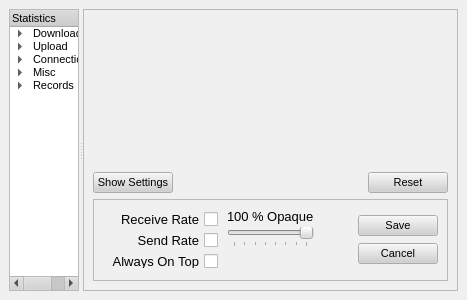
Before: the Qt Designer form retroshare-gui/src/gui/StatisticDialog.ui in RetroShare/RetroShare, drawn with Qt 5.
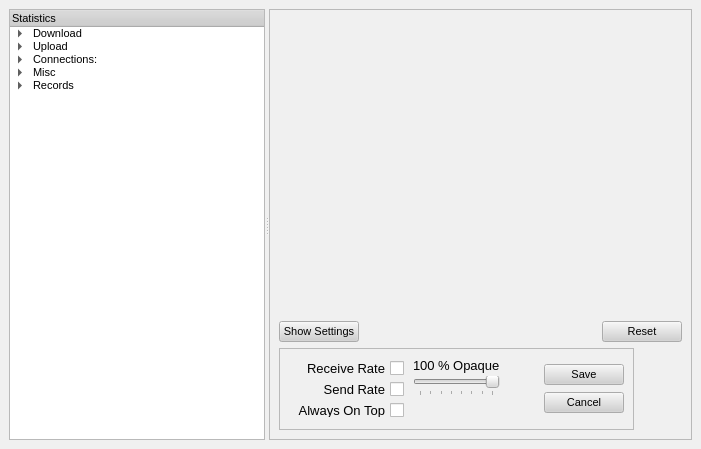
After: the same form once the commit is applied. Icons and pictures are not drawn. Custom widgets are drawn as their Qt base class.

Commit message: * Enabled Statistics for ApplicationWindow

Diff of the .ui file:
```diff
--- a/retroshare-gui/src/gui/StatisticDialog.ui
+++ b/retroshare-gui/src/gui/StatisticDialog.ui
@@ -8,272 +8,476 @@
    <rect>
     <x>0</x>
     <y>0</y>
-    <width>400</width>
-    <height>300</height>
+    <width>701</width>
+    <height>449</height>
    </rect>
   </property>
   <property name="palette" >
    <palette>
     <active>
-     <color>
+     <colorrole role="WindowText" >
+      <brush brushstyle="SolidPattern" >
+       <color alpha="255" >
       <red>0</red>
       <green>0</green>
       <blue>0</blue>
      </color>
-     <color>
+      </brush>
+     </colorrole>
+     <colorrole role="Button" >
+      <brush brushstyle="SolidPattern" >
+       <color alpha="255" >
       <red>208</red>
       <green>208</green>
       <blue>208</blue>
      </color>
-     <color>
+      </brush>
+     </colorrole>
+     <colorrole role="Light" >
+      <brush brushstyle="SolidPattern" >
+       <color alpha="255" >
       <red>255</red>
       <green>255</green>
       <blue>255</blue>
      </color>
-     <color>
+      </brush>
+     </colorrole>
+     <colorrole role="Midlight" >
+      <brush brushstyle="SolidPattern" >
+       <color alpha="255" >
       <red>247</red>
       <green>247</green>
       <blue>247</blue>
      </color>
-     <color>
+      </brush>
+     </colorrole>
+     <colorrole role="Dark" >
+      <brush brushstyle="SolidPattern" >
+       <color alpha="255" >
       <red>104</red>
       <green>104</green>
       <blue>104</blue>
      </color>
-     <color>
+      </brush>
+     </colorrole>
+     <colorrole role="Mid" >
+      <brush brushstyle="SolidPattern" >
+       <color alpha="255" >
       <red>139</red>
       <green>139</green>
       <blue>139</blue>
      </color>
-     <color>
+      </brush>
+     </colorrole>
+     <colorrole role="Text" >
+      <brush brushstyle="SolidPattern" >
+       <color alpha="255" >
       <red>0</red>
       <green>0</green>
       <blue>0</blue>
      </color>
-     <color>
+      </brush>
+     </colorrole>
+     <colorrole role="BrightText" >
+      <brush brushstyle="SolidPattern" >
+       <color alpha="255" >
       <red>255</red>
       <green>255</green>
       <blue>255</blue>
      </color>
-     <color>
+      </brush>
+     </colorrole>
+     <colorrole role="ButtonText" >
+      <brush brushstyle="SolidPattern" >
+       <color alpha="255" >
       <red>0</red>
       <green>0</green>
       <blue>0</blue>
      </color>
-     <color>
+      </brush>
+     </colorrole>
+     <colorrole role="Base" >
+      <brush brushstyle="SolidPattern" >
+       <color alpha="255" >
       <red>255</red>
       <green>255</green>
       <blue>255</blue>
      </color>
-     <color>
+      </brush>
+     </colorrole>
+     <colorrole role="Window" >
+      <brush brushstyle="SolidPattern" >
+       <color alpha="255" >
       <red>240</red>
       <green>240</green>
       <blue>240</blue>
      </color>
-     <color>
+      </brush>
+     </colorrole>
+     <colorrole role="Shadow" >
+      <brush brushstyle="SolidPattern" >
+       <color alpha="255" >
       <red>0</red>
       <green>0</green>
       <blue>0</blue>
      </color>
-     <color>
+      </brush>
+     </colorrole>
+     <colorrole role="Highlight" >
+      <brush brushstyle="SolidPattern" >
+       <color alpha="255" >
       <red>0</red>
       <green>0</green>
       <blue>128</blue>
      </color>
-     <color>
+      </brush>
+     </colorrole>
+     <colorrole role="HighlightedText" >
+      <brush brushstyle="SolidPattern" >
+       <color alpha="255" >
       <red>255</red>
       <green>255</green>
       <blue>255</blue>
      </color>
-     <color>
+      </brush>
+     </colorrole>
+     <colorrole role="Link" >
+      <brush brushstyle="SolidPattern" >
+       <color alpha="255" >
       <red>0</red>
       <green>0</green>
       <blue>255</blue>
      </color>
-     <color>
+      </brush>
+     </colorrole>
+     <colorrole role="LinkVisited" >
+      <brush brushstyle="SolidPattern" >
+       <color alpha="255" >
       <red>255</red>
       <green>0</green>
       <blue>255</blue>
      </color>
-     <color>
+      </brush>
+     </colorrole>
+     <colorrole role="AlternateBase" >
+      <brush brushstyle="SolidPattern" >
+       <color alpha="255" >
       <red>231</red>
       <green>231</green>
       <blue>231</blue>
      </color>
+      </brush>
+     </colorrole>
     </active>
     <inactive>
-     <color>
+     <colorrole role="WindowText" >
+      <brush brushstyle="SolidPattern" >
+       <color alpha="255" >
       <red>0</red>
       <green>0</green>
       <blue>0</blue>
      </color>
-     <color>
+      </brush>
+     </colorrole>
+     <colorrole role="Button" >
+      <brush brushstyle="SolidPattern" >
+       <color alpha="255" >
       <red>208</red>
       <green>208</green>
       <blue>208</blue>
      </color>
-     <color>
+      </brush>
+     </colorrole>
+     <colorrole role="Light" >
+      <brush brushstyle="SolidPattern" >
+       <color alpha="255" >
       <red>255</red>
       <green>255</green>
       <blue>255</blue>
      </color>
-     <color>
+      </brush>
+     </colorrole>
+     <colorrole role="Midlight" >
+      <brush brushstyle="SolidPattern" >
+       <color alpha="255" >
       <red>247</red>
       <green>247</green>
       <blue>247</blue>
      </color>
-     <color>
+      </brush>
+     </colorrole>
+     <colorrole role="Dark" >
+      <brush brushstyle="SolidPattern" >
+       <color alpha="255" >
       <red>104</red>
       <green>104</green>
       <blue>104</blue>
      </color>
-     <color>
+      </brush>
+     </colorrole>
+     <colorrole role="Mid" >
+      <brush brushstyle="SolidPattern" >
+       <color alpha="255" >
       <red>139</red>
       <green>139</green>
       <blue>139</blue>
      </color>
-     <color>
+      </brush>
+     </colorrole>
+     <colorrole role="Text" >
+      <brush brushstyle="SolidPattern" >
+       <color alpha="255" >
       <red>0</red>
       <green>0</green>
       <blue>0</blue>
      </color>
-     <color>
+      </brush>
+     </colorrole>
+     <colorrole role="BrightText" >
+      <brush brushstyle="SolidPattern" >
+       <color alpha="255" >
       <red>255</red>
       <green>255</green>
       <blue>255</blue>
      </color>
-     <color>
+      </brush>
+     </colorrole>
+     <colorrole role="ButtonText" >
+      <brush brushstyle="SolidPattern" >
+       <color alpha="255" >
       <red>0</red>
       <green>0</green>
       <blue>0</blue>
      </color>
-     <color>
+      </brush>
+     </colorrole>
+     <colorrole role="Base" >
+      <brush brushstyle="SolidPattern" >
+       <color alpha="255" >
       <red>255</red>
       <green>255</green>
       <blue>255</blue>
      </color>
-     <color>
+      </brush>
+     </colorrole>
+     <colorrole role="Window" >
+      <brush brushstyle="SolidPattern" >
+       <color alpha="255" >
       <red>240</red>
       <green>240</green>
       <blue>240</blue>
      </color>
-     <color>
+      </brush>
+     </colorrole>
+     <colorrole role="Shadow" >
+      <brush brushstyle="SolidPattern" >
+       <color alpha="255" >
       <red>0</red>
       <green>0</green>
       <blue>0</blue>
      </color>
-     <color>
+      </brush>
+     </colorrole>
+     <colorrole role="Highlight" >
+      <brush brushstyle="SolidPattern" >
+       <color alpha="255" >
       <red>192</red>
       <green>192</green>
       <blue>192</blue>
      </color>
-     <color>
+      </brush>
+     </colorrole>
+     <colorrole role="HighlightedText" >
+      <brush brushstyle="SolidPattern" >
+       <color alpha="255" >
       <red>0</red>
       <green>0</green>
       <blue>0</blue>
      </color>
-     <color>
+      </brush>
+     </colorrole>
+     <colorrole role="Link" >
+      <brush brushstyle="SolidPattern" >
+       <color alpha="255" >
       <red>0</red>
       <green>0</green>
       <blue>255</blue>
      </color>
-     <color>
+      </brush>
+     </colorrole>
+     <colorrole role="LinkVisited" >
+      <brush brushstyle="SolidPattern" >
+       <color alpha="255" >
       <red>255</red>
       <green>0</green>
       <blue>255</blue>
      </color>
-     <color>
+      </brush>
+     </colorrole>
+     <colorrole role="AlternateBase" >
+      <brush brushstyle="SolidPattern" >
+       <color alpha="255" >
       <red>231</red>
       <green>231</green>
       <blue>231</blue>
      </color>
+      </brush>
+     </colorrole>
     </inactive>
     <disabled>
-     <color>
+     <colorrole role="WindowText" >
+      <brush brushstyle="SolidPattern" >
+       <color alpha="255" >
       <red>104</red>
       <green>104</green>
       <blue>104</blue>
      </color>
-     <color>
+      </brush>
+     </colorrole>
+     <colorrole role="Button" >
+      <brush brushstyle="SolidPattern" >
+       <color alpha="255" >
       <red>208</red>
       <green>208</green>
       <blue>208</blue>
      </color>
-     <color>
+      </brush>
+     </colorrole>
+     <colorrole role="Light" >
+      <brush brushstyle="SolidPattern" >
+       <color alpha="255" >
       <red>255</red>
       <green>255</green>
       <blue>255</blue>
      </color>
-     <color>
+      </brush>
+     </colorrole>
+     <colorrole role="Midlight" >
+      <brush brushstyle="SolidPattern" >
+       <color alpha="255" >
       <red>247</red>
       <green>247</green>
       <blue>247</blue>
      </color>
-     <color>
+      </brush>
+     </colorrole>
+     <colorrole role="Dark" >
+      <brush brushstyle="SolidPattern" >
+       <color alpha="255" >
       <red>104</red>
       <green>104</green>
       <blue>104</blue>
      </color>
-     <color>
+      </brush>
+     </colorrole>
+     <colorrole role="Mid" >
+      <brush brushstyle="SolidPattern" >
+       <color alpha="255" >
       <red>139</red>
       <green>139</green>
       <blue>139</blue>
      </color>
-     <color>
+      </brush>
+     </colorrole>
+     <colorrole role="Text" >
+      <brush brushstyle="SolidPattern" >
+       <color alpha="255" >
       <red>104</red>
       <green>104</green>
       <blue>104</blue>
      </color>
-     <color>
+      </brush>
+     </colorrole>
+     <colorrole role="BrightText" >
+      <brush brushstyle="SolidPattern" >
+       <color alpha="255" >
       <red>255</red>
       <green>255</green>
       <blue>255</blue>
      </color>
-     <color>
+      </brush>
+     </colorrole>
+     <colorrole role="ButtonText" >
+      <brush brushstyle="SolidPattern" >
+       <color alpha="255" >
       <red>104</red>
       <green>104</green>
       <blue>104</blue>
      </color>
-     <color>
+      </brush>
+     </colorrole>
+     <colorrole role="Base" >
+      <brush brushstyle="SolidPattern" >
+       <color alpha="255" >
       <red>240</red>
       <green>240</green>
       <blue>240</blue>
      </color>
-     <color>
+      </brush>
+     </colorrole>
+     <colorrole role="Window" >
+      <brush brushstyle="SolidPattern" >
+       <color alpha="255" >
       <red>240</red>
       <green>240</green>
       <blue>240</blue>
      </color>
-     <color>
+      </brush>
+     </colorrole>
+     <colorrole role="Shadow" >
+      <brush brushstyle="SolidPattern" >
+       <color alpha="255" >
       <red>0</red>
       <green>0</green>
       <blue>0</blue>
      </color>
-     <color>
+      </brush>
+     </colorrole>
+     <colorrole role="Highlight" >
+      <brush brushstyle="SolidPattern" >
+       <color alpha="255" >
       <red>0</red>
       <green>0</green>
       <blue>128</blue>
      </color>
-     <color>
+      </brush>
+     </colorrole>
+     <colorrole role="HighlightedText" >
+      <brush brushstyle="SolidPattern" >
+       <color alpha="255" >
       <red>255</red>
       <green>255</green>
       <blue>255</blue>
      </color>
-     <color>
+      </brush>
+     </colorrole>
+     <colorrole role="Link" >
+      <brush brushstyle="SolidPattern" >
+       <color alpha="255" >
       <red>0</red>
       <green>0</green>
       <blue>255</blue>
      </color>
-     <color>
+      </brush>
+     </colorrole>
+     <colorrole role="LinkVisited" >
+      <brush brushstyle="SolidPattern" >
+       <color alpha="255" >
       <red>255</red>
       <green>0</green>
       <blue>255</blue>
      </color>
-     <color>
+      </brush>
+     </colorrole>
+     <colorrole role="AlternateBase" >
+      <brush brushstyle="SolidPattern" >
+       <color alpha="255" >
       <red>231</red>
       <green>231</green>
       <blue>231</blue>
      </color>
+      </brush>
+     </colorrole>
     </disabled>
    </palette>
   </property>
@@ -304,6 +508,18 @@
       <enum>Qt::Horizontal</enum>
      </property>
      <widget class="QTreeWidget" name="treeWidget" >
+      <property name="sizePolicy" >
+       <sizepolicy vsizetype="Expanding" hsizetype="Expanding" >
+        <horstretch>0</horstretch>
+        <verstretch>0</verstretch>
+       </sizepolicy>
+      </property>
+      <property name="sizeIncrement" >
+       <size>
+        <width>0</width>
+        <height>0</height>
+       </size>
+      </property>
       <column>
        <property name="text" >
         <string>Statistics</string>
@@ -490,6 +706,12 @@
       </item>
      </widget>
      <widget class="QFrame" name="frame" >
+      <property name="sizePolicy" >
+       <sizepolicy vsizetype="Preferred" hsizetype="Preferred" >
+        <horstretch>1</horstretch>
+        <verstretch>0</verstretch>
+       </sizepolicy>
+      </property>
       <property name="frameShape" >
        <enum>QFrame::StyledPanel</enum>
       </property>
@@ -570,9 +792,7 @@
        <item>
         <widget class="QFrame" name="frmSettings" >
          <property name="sizePolicy" >
-          <sizepolicy>
-           <hsizetype>0</hsizetype>
-           <vsizetype>0</vsizetype>
+          <sizepolicy vsizetype="Fixed" hsizetype="Fixed" >
            <horstretch>0</horstretch>
            <verstretch>0</verstretch>
           </sizepolicy>
```
Left out of the diff: 70 changed lines with no effect on the pictures. Lines whose indentation alone changed are shown as unchanged. The commit also changes 5 other files.
